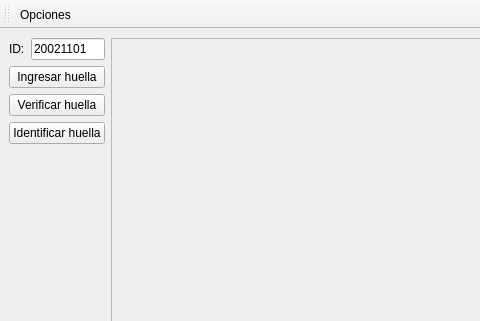
Old version of the form Proyecto-Final/mainwindow.ui in the repository nlandau91/Proyecto-Final; both pictures show x 0 to 480 and y 0 to 321 of the 621 by 426 pixel window.
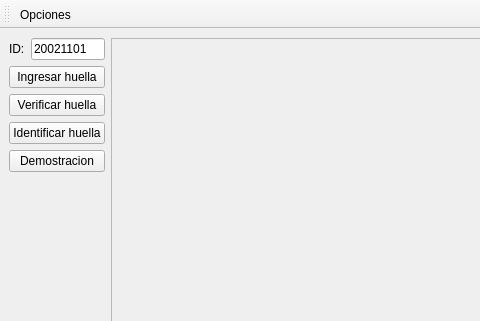
New version of the form.

Commit message: empezando demo

Patch:
```diff
--- a/Proyecto-Final/mainwindow.ui
+++ b/Proyecto-Final/mainwindow.ui
@@ -79,6 +79,13 @@
           </property>
          </widget>
         </item>
+        <item>
+         <widget class="QPushButton" name="btn_demo">
+          <property name="text">
+           <string>Demostracion</string>
+          </property>
+         </widget>
+        </item>
         <item>
          <spacer name="verticalSpacer_5">
           <property name="orientation">
```
The commit also changes 5 other files.
